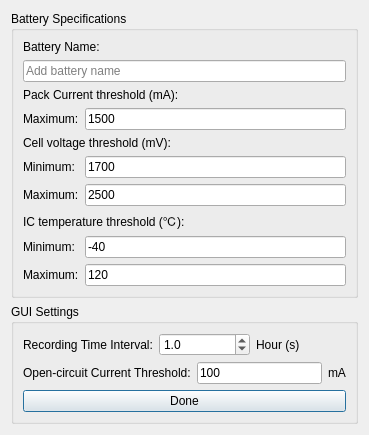
First picture: the form in UI/initDialog.ui, repository Zyuangeorge/Third_year_project, before the edit.
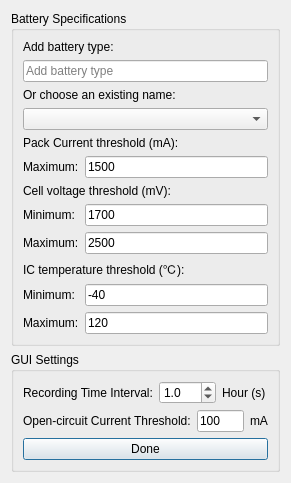
Second picture: the form after the edit.

Commit message: update battery type detect function, remove plotly

Diff of the .ui file:
```diff
--- a/UI/initDialog.ui
+++ b/UI/initDialog.ui
@@ -6,12 +6,12 @@
    <rect>
     <x>0</x>
     <y>0</y>
-    <width>369</width>
-    <height>424</height>
+    <width>291</width>
+    <height>444</height>
    </rect>
   </property>
   <property name="sizePolicy">
-   <sizepolicy hsizetype="Fixed" vsizetype="Fixed">
+   <sizepolicy hsizetype="Preferred" vsizetype="Expanding">
     <horstretch>0</horstretch>
     <verstretch>0</verstretch>
    </sizepolicy>
@@ -43,14 +43,28 @@
       <item>
        <widget class="QLabel" name="initBatteryNameLabel">
         <property name="text">
-         <string>Battery Name:</string>
+         <string>Add battery type:</string>
         </property>
        </widget>
       </item>
       <item>
        <widget class="QLineEdit" name="initBatteryNameLineEdit">
         <property name="placeholderText">
-         <string>Add battery name</string>
+         <string>Add battery type</string>
+        </property>
+       </widget>
+      </item>
+      <item>
+       <widget class="QLabel" name="label">
+        <property name="text">
+         <string>Or choose an existing name:</string>
+        </property>
+       </widget>
+      </item>
+      <item>
+       <widget class="QComboBox" name="initBatteryNameComboBox">
+        <property name="placeholderText">
+         <string/>
         </property>
        </widget>
       </item>
```
The commit also changes 4 other files.
